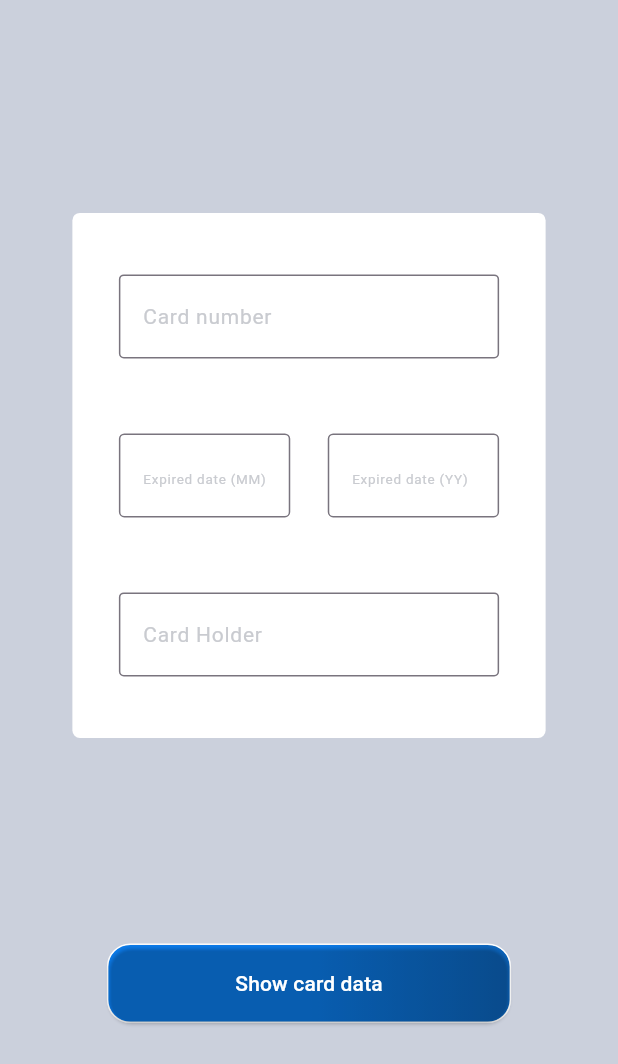
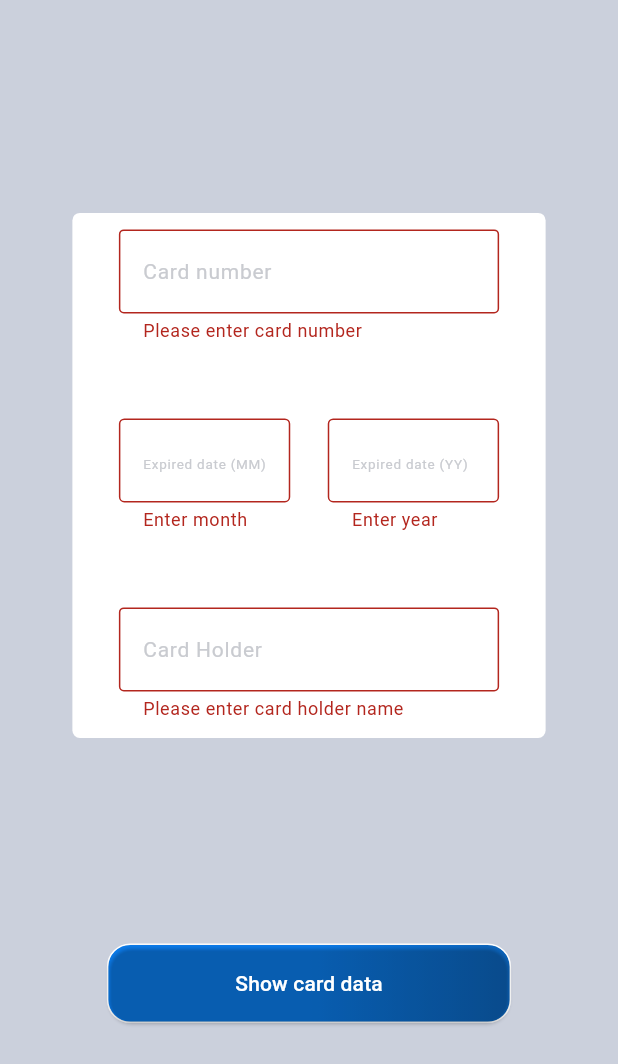
Before and after one commit to Flutter-gg-1/Assignment-13, a Flutter app: the screen it shows after launch, after a tap on "Show card data", on a phone screen of 412 x 824 dp. Shown: the top 1064 px of the screen. Run offline on Flutter 3.47's test engine with Material 3 defaults, Android fonts, the phone set to English and light mode, and no system bars.

Commit message:
implements show card details

```diff
--- a/lib/src/home_screen.dart
+++ b/lib/src/home_screen.dart
@@ -1,4 +1,5 @@
 import 'package:flutter/material.dart';
+import 'show_credit_card_details.dart';
 
 class HomeScreen extends StatefulWidget {
   const HomeScreen({super.key});
@@ -29,6 +30,8 @@ class _HomeScreenState extends State<HomeScreen> {
                 borderRadius: BorderRadius.circular(5),
                 color: Colors.white,
               ),
+              child: Form(
+                key: _formKey,
                 child: Column(
                   mainAxisAlignment: MainAxisAlignment.center,
                   children: [
@@ -47,12 +50,16 @@ class _HomeScreenState extends State<HomeScreen> {
                           }
                           return null;
                         },
+
                         decoration: InputDecoration(
                             hintText: "Card number",
                             hintStyle: const TextStyle(
                                 color: Color(0xffC9CBD0), fontSize: 14),
                             border: OutlineInputBorder(
-                              borderRadius: BorderRadius.circular(3.28))),
+                                borderRadius: BorderRadius.circular(3.28)),
+                              enabledBorder: const OutlineInputBorder(
+                                borderSide: BorderSide(color: Color(0xff2A90F5))
+                              )),
                       ),
                     ),
                     const SizedBox(
@@ -70,7 +77,7 @@ class _HomeScreenState extends State<HomeScreen> {
                               autovalidateMode: AutovalidateMode.onUserInteraction,
                               validator: (value) {
                                 if (value == null || value.isEmpty) {
-                                return "Please enter the month of expired date ";
+                                  return "Enter month";
                                 }
                                 return null;
                               },
@@ -79,7 +86,11 @@ class _HomeScreenState extends State<HomeScreen> {
                                   hintStyle: const TextStyle(
                                       color: Color(0xffC9CBD0), fontSize: 9),
                                   border: OutlineInputBorder(
-                                    borderRadius: BorderRadius.circular(3.6))),
+                                      borderRadius: BorderRadius.circular(3.6)),
+                                      enabledBorder: const OutlineInputBorder(
+                                borderSide: BorderSide(color: Color(0xff2A90F5))
+                              )
+                                      ),
                             ),
                           ),
                           const SizedBox(
@@ -91,7 +102,7 @@ class _HomeScreenState extends State<HomeScreen> {
                               autovalidateMode: AutovalidateMode.onUserInteraction,
                               validator: (value) {
                                 if (value == null || value.isEmpty) {
-                                return "Please enter the year of expired date ";
+                                  return "Enter year";
                                 }
                                 return null;
                               },
@@ -100,7 +111,10 @@ class _HomeScreenState extends State<HomeScreen> {
                                   hintStyle: const TextStyle(
                                       color: Color(0xffC9CBD0), fontSize: 9),
                                   border: OutlineInputBorder(
-                                    borderRadius: BorderRadius.circular(3.6))),
+                                      borderRadius: BorderRadius.circular(3.6)),
+                                      enabledBorder: const OutlineInputBorder(
+                                borderSide: BorderSide(color: Color(0xff2A90F5))
+                              )),
                             ),
                           )
                         ],
@@ -127,10 +141,14 @@ class _HomeScreenState extends State<HomeScreen> {
                             hintStyle: const TextStyle(
                                 color: Color(0xffC9CBD0), fontSize: 14),
                             border: OutlineInputBorder(
-                              borderRadius: BorderRadius.circular(3.28))),
+                                borderRadius: BorderRadius.circular(3.28)),
+                                enabledBorder: const OutlineInputBorder(
+                                borderSide: BorderSide(color: Color(0xff2A90F5))
+                              )),
                       ),
                     ),
                   ],
+                ),
               ),
             ),
           ),
@@ -148,7 +166,13 @@ class _HomeScreenState extends State<HomeScreen> {
                 child: ElevatedButton(
                   onPressed: () {
                     if(_formKey.currentState?.validate() ?? false){
-
+                      showCreditCardDetails(
+                        context,
+                        cardNumberCotroller.text,
+                        cardHolderCotroller.text,
+                        expiredDateMCotroller.text,
+                        expiredDateYCotroller.text
+                      );
                     }
                   },
                   style: ElevatedButton.styleFrom(
```
Also changed, not shown: lib/src/format_card_number_function.dart (added, +10 -0 lines), lib/src/show_credit_card_details.dart (added, +58 -0 lines). Lines whose indentation alone changed are shown as unchanged.
